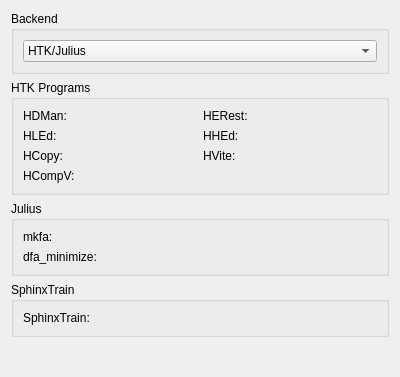
Qt form simonlib/speechmodelcompilation/config/externalprograms.ui (KDE/simon) before a commit.
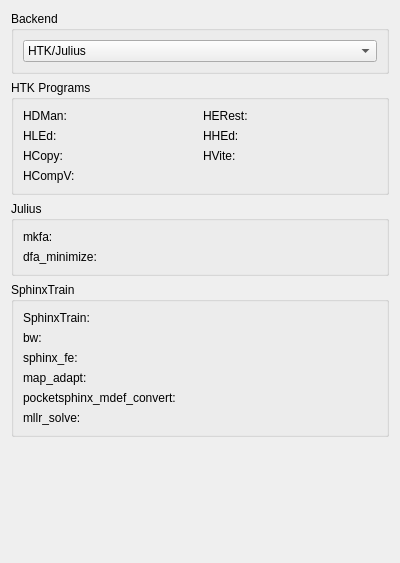
The same form after that commit. Custom widgets are drawn as their Qt base class.

Commit message: fix cmakelists to be able to locate version.h. add fields to external executables config

Patch:
```diff
--- a/simonlib/speechmodelcompilation/config/externalprograms.ui
+++ b/simonlib/speechmodelcompilation/config/externalprograms.ui
@@ -7,7 +7,7 @@
     <x>0</x>
     <y>0</y>
     <width>400</width>
-    <height>377</height>
+    <height>563</height>
    </rect>
   </property>
   <property name="windowTitle">
@@ -244,8 +244,8 @@
      <property name="title">
       <string>SphinxTrain</string>
      </property>
-     <layout class="QHBoxLayout" name="horizontalLayout_4">
-      <item>
+     <layout class="QGridLayout" name="gridLayout">
+      <item row="0" column="0" colspan="2">
        <widget class="QLabel" name="lbSphinxTrain">
         <property name="text">
          <string>SphinxTrain:</string>
@@ -258,6 +258,71 @@
       <item>
        <widget class="KUrlRequester" name="kcfg_sphinxtrain"/>
       </item>
+      <item row="1" column="0">
+       <widget class="QLabel" name="lbBw">
+        <property name="text">
+         <string>bw:</string>
+        </property>
+        <property name="buddy">
+         <cstring>kcfg_mkfa</cstring>
+        </property>
+       </widget>
+      </item>
+      <item row="1" column="1" colspan="3">
+       <widget class="KUrlRequester" name="kcfg_bw"/>
+      </item>
+      <item row="2" column="0">
+       <widget class="QLabel" name="lbSphinx_fe">
+        <property name="text">
+         <string>sphinx_fe:</string>
+        </property>
+        <property name="buddy">
+         <cstring>kcfg_mkfa</cstring>
+        </property>
+       </widget>
+      </item>
+      <item row="2" column="1" colspan="3">
+       <widget class="KUrlRequester" name="kcfg_sphinx_fe"/>
+      </item>
+      <item row="3" column="0">
+       <widget class="QLabel" name="lbap_adapt">
+        <property name="text">
+         <string>map_adapt:</string>
+        </property>
+        <property name="buddy">
+         <cstring>kcfg_mkfa</cstring>
+        </property>
+       </widget>
+      </item>
+      <item row="3" column="1" colspan="3">
+       <widget class="KUrlRequester" name="kcfg_map_adapt"/>
+      </item>
+      <item row="4" column="0" colspan="2">
+       <widget class="QLabel" name="lbPocketsphinx_mdef_conver">
+        <property name="text">
+         <string>pocketsphinx_mdef_convert:</string>
+        </property>
+        <property name="buddy">
+         <cstring>kcfg_mkfa</cstring>
+        </property>
+       </widget>
+      </item>
+      <item row="4" column="3">
+       <widget class="KUrlRequester" name="kcfg_pocketsphinx_mdef_convert"/>
+      </item>
+      <item row="5" column="0">
+       <widget class="QLabel" name="lbMllr_solve">
+        <property name="text">
+         <string>mllr_solve:</string>
+        </property>
+        <property name="buddy">
+         <cstring>kcfg_mkfa</cstring>
+        </property>
+       </widget>
+      </item>
+      <item row="5" column="1" colspan="3">
+       <widget class="KUrlRequester" name="kcfg_mllr_solve"/>
+      </item>
      </layout>
     </widget>
    </item>
```
Left out of the diff: 2 changed lines with no effect on the pictures. The commit also changes 2 other files.
